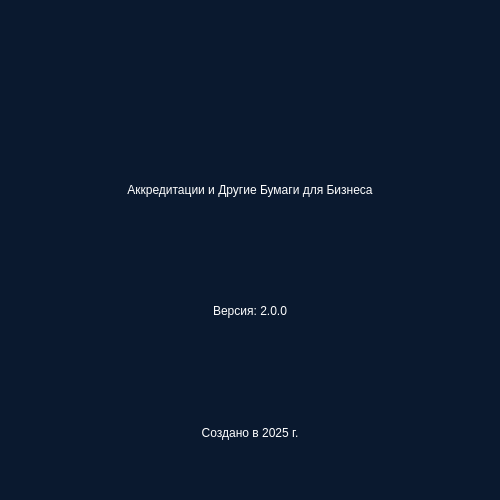
First picture: the form in UncompiledUI/About.ui, repository CyberBro9/aobp, before the edit.
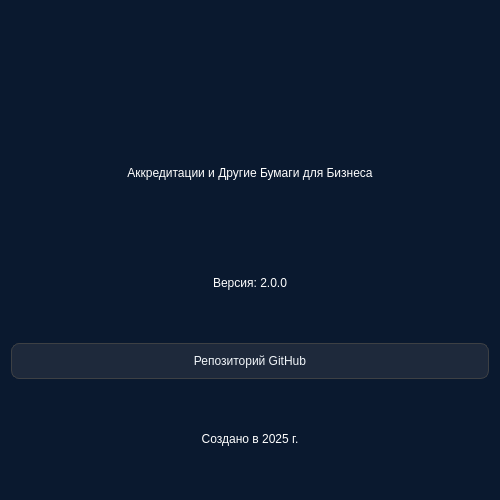
Second picture: the form after the edit. Icons and pictures are not drawn.

What changed in the file:
```diff
--- a/UncompiledUI/About.ui
+++ b/UncompiledUI/About.ui
@@ -21,8 +21,20 @@
 	background-color: #0a192f
 }
 QLabel {
+	font: 16px 'Inter';
+	color: rgb(255, 255, 255)
+}
+QLabel#label {
 	font: 24px 'Inter';
 	color: rgb(255, 255, 255)
+}
+QPushButton {
+    background-color: #1e293b;
+    border: 1px solid #3d4044;
+    border-radius: 8px;
+    padding: 10px 18px;
+    color: #f1f5f9;
+	font: 500 11pt 'Inter', 'Segoe UI', 'Yu Gothic UI';
 }</string>
   </property>
   <layout class="QVBoxLayout" name="verticalLayout">
@@ -65,6 +77,20 @@
      </property>
     </widget>
    </item>
+   <item>
+    <layout class="QGridLayout" name="gridLayout">
+     <property name="horizontalSpacing">
+      <number>6</number>
+     </property>
+     <item row="0" column="0">
+      <widget class="QPushButton" name="pushButton">
+       <property name="text">
+        <string>Репозиторий GitHub</string>
+       </property>
+      </widget>
+     </item>
+    </layout>
+   </item>
    <item>
     <widget class="QLabel" name="label_3">
      <property name="text">
```
Left out of the diff: 5 changed lines with no effect on the pictures.
